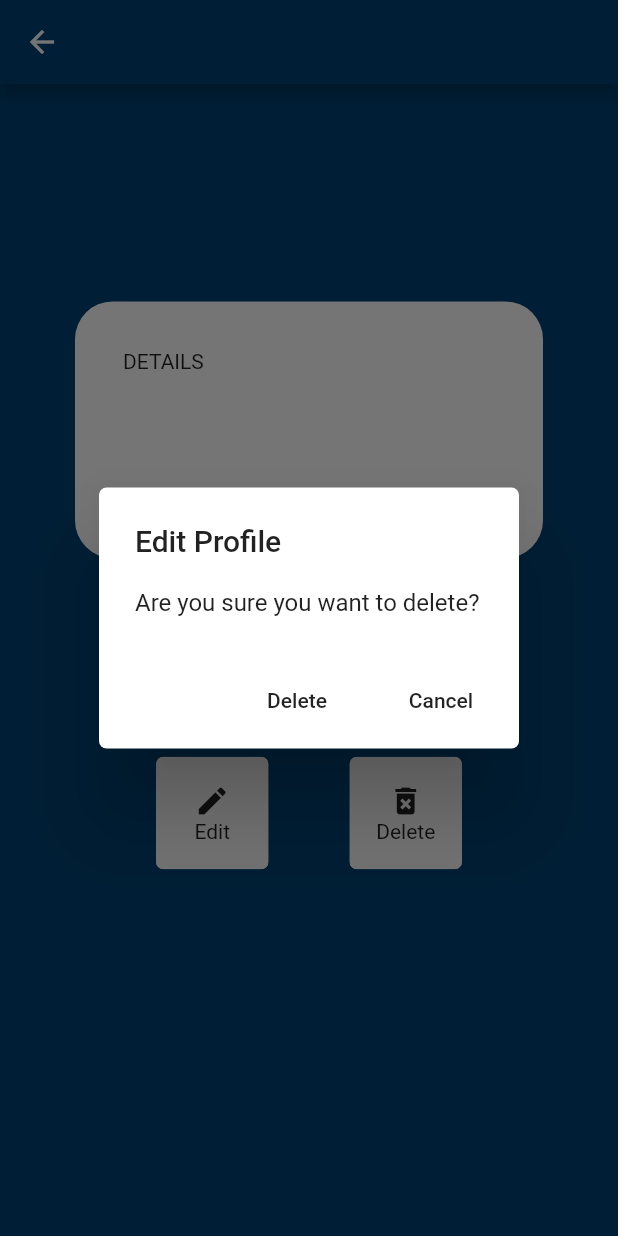
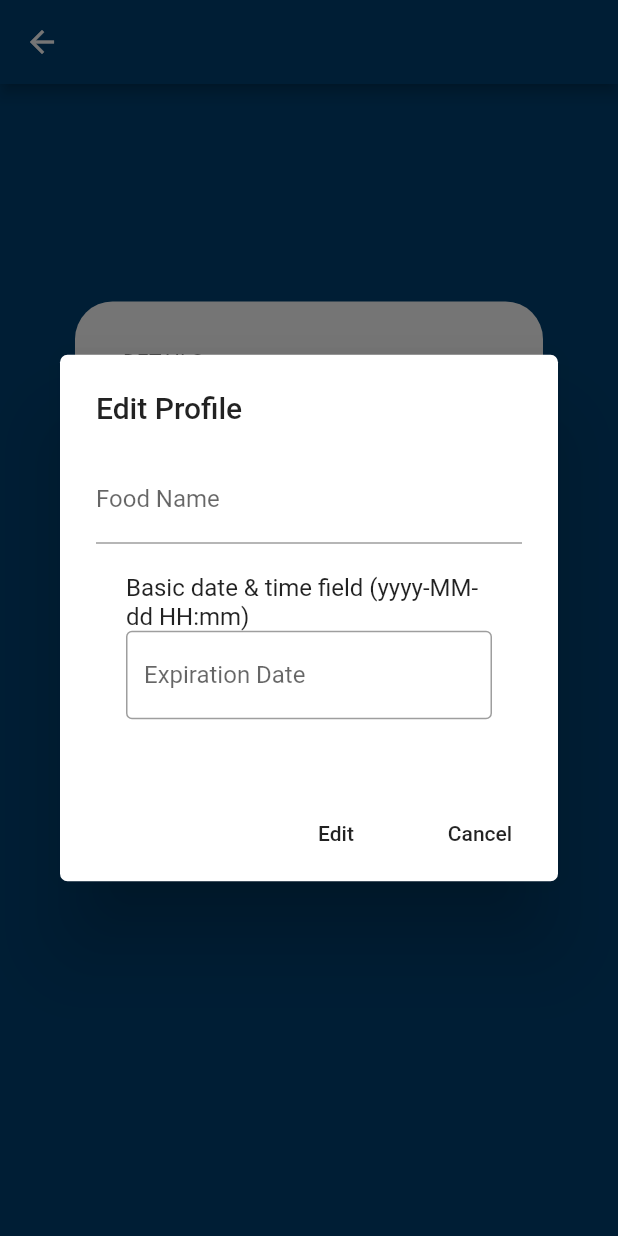
Before and after one commit to abigailkwan/food_spy, a Flutter app: the DetailPage screen opened directly with empty values, after a tap on "Edit", on a phone screen of 412 x 824 dp. Run offline on Flutter 3.47's test engine with Material 2 defaults, Android fonts, the phone set to English and light mode, and no system bars; drawn by our look-alikes of datetime_picker_formfield; network calls fail.

Commit message:
can edit successfully

```diff
--- a/lib/datetime_picker.dart
+++ b/lib/datetime_picker.dart
@@ -25,7 +25,7 @@ class BasicDateTimeField extends State<dateTimePicker> {
   @override
   Widget build(BuildContext context) {
     return Container(
-      padding: EdgeInsets.all(50.0),
+      padding: EdgeInsets.all(20.0),
       child: Column(
         children: <Widget>[
         Text('Basic date & time field (${format.pattern})'),
--- /dev/null
+++ b/lib/editButton.dart
@@ -0,0 +1,92 @@
+import 'package:flutter/material.dart';
+import 'dart:convert';
+import 'dart:async';
+import 'services.dart';
+import 'text_style.dart';
+import 'datetime_picker.dart';
+import 'package:http/http.dart' as http;
+
+class editButton extends StatefulWidget {
+  final editTextController;
+  final editExpireController;
+  String food_id;
+  BuildContext context;
+
+  editButton(this.editTextController, this.editExpireController, this.context, this.food_id);
+
+  @override
+  editButtonState createState() => editButtonState(editTextController, editExpireController, context, this.food_id);
+}
+
+class editButtonState extends State<editButton> {
+  final editTextController;
+  final editExpireController;
+  String food_id;
+  BuildContext context;
+
+  editButtonState(this.editTextController, this.editExpireController, this.context, this.food_id);
+
+  Future editProfile() async{
+    String name = jsonEncode(editTextController.text);
+    String exp_date = jsonEncode(editExpireController.text.substring(0,19));
+    String food_idjson = jsonEncode(food_id);
+
+    Map<String, dynamic> body = {
+      'food_id': food_idjson,
+      'name': name,
+      'exp_date': exp_date,
+    };
+
+    String postUrl = url + editData;
+    http.Response r = await http.post(
+      postUrl,
+      body: body,
+    );
+
+    int statusCode = r.statusCode;
+    String responseBody = r.body;
+    print("Posting Status: ${statusCode.toString()}");
+    print("responseBody: ${responseBody}");
+  }
+
+  @override
+  Widget build(BuildContext context) {
+        return AlertDialog(
+            title: new Text("Edit Profile"),
+            shape: RoundedRectangleBorder(
+                borderRadius: BorderRadius
+                    .all(
+                    Radius.circular(5.0))),
+            content: SingleChildScrollView(
+              child: ListBody(
+                  children: <Widget> [
+                    TextField(
+                      controller: editTextController,
+                      decoration: (InputDecoration(
+                        labelText: "Food Name",
+                      )
+                      )
+                  ),
+                    dateTimePicker(editExpireController),
+                  ]
+              ),
+            ),
+            actions: <Widget>[
+              new FlatButton(
+                child: Text("Edit"),
+                onPressed: () {
+                  editProfile();
+                  Navigator.of(context).pop();
+                  Navigator.of(context).pop();
+                },
+              ),
+              new FlatButton(
+                  child: Text("Cancel"),
+                  onPressed: () {
+                    Navigator.of(context).pop();
+                  }
+              ),
+            ]
+        );
+      }
+}
--- a/lib/profilePage.dart
+++ b/lib/profilePage.dart
@@ -4,6 +4,7 @@ import 'dart:async';
 import 'services.dart';
 import 'text_style.dart';
 import 'package:http/http.dart' as http;
+import 'editButton.dart';
 
 class DetailPage extends StatefulWidget {
   final Profile profile;
@@ -16,6 +17,27 @@ class DetailPage extends StatefulWidget {
 
 class _DetailPageState extends State<DetailPage> {
   final Profile profile;
+  final editTextController = TextEditingController();
+  final editExpireController = TextEditingController();
+
+  @override
+  void initState() {
+    super.initState();
+    editTextController.addListener(_printLatestValue);
+    editExpireController.addListener(_printLatestValue);
+  }
+
+  @override
+  void dispose() {
+    editTextController.dispose();
+    editExpireController.dispose();
+    super.dispose();
+  }
+
+  _printLatestValue() {
+    print("Testing Edit Name: ${editTextController.text}");
+    print("Testing Edit Date: ${editExpireController.text}");
+  }
 
   _DetailPageState(this.profile);
 
@@ -71,46 +93,6 @@ class _DetailPageState extends State<DetailPage> {
                   onPressed: () {
                     Navigator.of(context).pop();
                   }
-                ),
-              ]
-          );
-        }
-    );
-  }
-
-  Future <void> _verifyEdit (BuildContext context) {
-    return showDialog(
-        context: context,
-        builder: (BuildContext context) {
-          return AlertDialog(
-              title: new Text("Edit Profile"),
-              shape: RoundedRectangleBorder(
-                  borderRadius: BorderRadius
-                      .all(
-                      Radius.circular(5.0))),
-              content: SingleChildScrollView(
-                  child: ListBody(
-                      children: <Widget>[
-                        Text(
-                            "Are you sure you want to delete?"),
-                      ]
-                  )
-              ),
-              actions: <Widget>[
-                new FlatButton(
-                  child: Text("Delete"),
-                  onPressed: () {
-                    //deleteProfile();
-                    Navigator.of(context).pop();
-                    Navigator.of(context).pop();
-                    setState((){});
-                  },
-                ),
-                new FlatButton(
-                    child: Text("Cancel"),
-                    onPressed: () {
-                      Navigator.of(context).pop();
-                    }
                 ),
               ]
           );
@@ -178,7 +160,14 @@ class _DetailPageState extends State<DetailPage> {
                                   child: InkWell(
                                       splashColor: Color.fromRGBO(0, 66, 116, 1.0),
                                       onTap: () {
-                                        _verifyEdit(context);
+                                        showDialog<String>(
+                                          context: context,
+                                            builder: (BuildContext builder) {
+                                              return editButton(editTextController,
+                                                  editExpireController,
+                                                  context, profile.food_id);
+                                            });
+                                        setState(() {});
                                         },
                                       child: Column(
                                           mainAxisAlignment: MainAxisAlignment.center,
@@ -206,6 +195,8 @@ class _DetailPageState extends State<DetailPage> {
                                         splashColor: Color.fromRGBO(0, 66, 116, 1.0),
                                         onTap: () {
                                           _showDialog(context);
+                                          setState(() {
+                                          });
                                         },
                                         child: Column(
                                             mainAxisAlignment: MainAxisAlignment.center,
--- a/lib/services.dart
+++ b/lib/services.dart
@@ -7,6 +7,7 @@ String profileData = 'index.php?data=1';
 String tempData = 'index.php?data=2';
 String postData = 'post.php';
 String deleteData = 'delete.php';
+String editData = 'edit.php';
 
 Future<List<Profile>> getProfileData() async{
   final response = await http.get(url + profileData);
```
